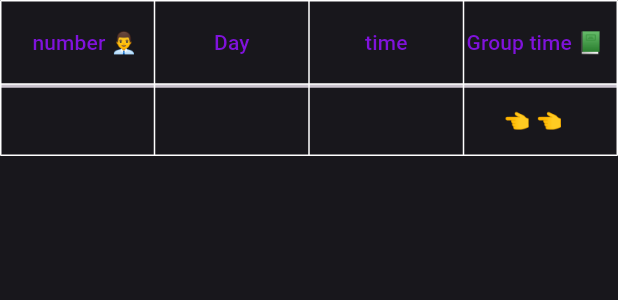
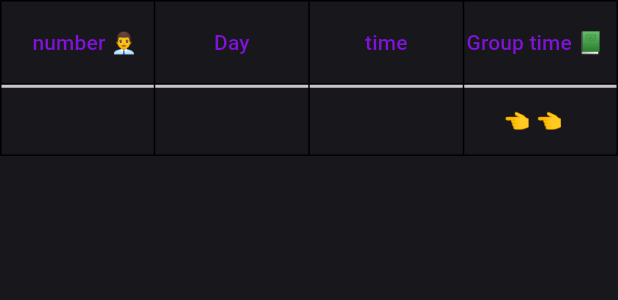
Before and after one commit to Fadyemil/Drosak_App, a Flutter app: the Table widget shown alone on an empty page, opened directly with empty values, on a phone screen of 412 x 824 dp. Shown: the top 300 px of the screen. Run offline on Flutter 3.47's test engine with Material 3 defaults, Android fonts, the phone set to English and light mode, and no system bars; drawn by our look-alikes of data_table_2; our stand-ins replace animated_splash_screen, bloc, curved_navigation_bar, dropdown_button2, flutter_animate, flutter_bloc and 5 more; accounts and stored records are empty.

Commit message:
chage theme in groub_widget.dart

```diff
--- a/lib/presentation_layer/widget/groub_widget.dart/CustomSearchDelegateGroupScreen.dart
+++ b/lib/presentation_layer/widget/groub_widget.dart/CustomSearchDelegateGroupScreen.dart
@@ -55,7 +55,7 @@ class CustomSearchDelegateGroupScreen extends SearchDelegate {
           title: Text(
             result.nameGroub!,
             style: const TextStyle(
-              color: Colors.white,
+              color: Color.fromARGB(249, 27, 126, 240),
             ),
           ),
           onTap: () {
@@ -90,7 +90,7 @@ class CustomSearchDelegateGroupScreen extends SearchDelegate {
           title: Text(
             result.nameGroub!,
             style: TextStyle(
-              color: Colors.white,
+              color: Color.fromARGB(249, 27, 126, 240),
             ),
           ),
           onTap: () {
--- a/lib/presentation_layer/widget/groub_widget.dart/groub_item_body.dart
+++ b/lib/presentation_layer/widget/groub_widget.dart/groub_item_body.dart
@@ -1,4 +1,5 @@
 import 'package:data_table_2/data_table_2.dart';
+import 'package:drosak/business_logic_layer/cubit/app_theme_cubit.dart';
 import 'package:drosak/business_logic_layer/groub/groub_cubit.dart';
 import 'package:drosak/core/const/color_const.dart';
 import 'package:drosak/data_layer/models/groub_model.dart';
@@ -17,6 +18,8 @@ class GroubItemBody extends StatelessWidget {
 
   @override
   Widget build(BuildContext context) {
+    var themeState = context.watch<AppThemeCubit>().state;
+    bool isDarkMode = themeState is DarkCubit;
     Size size = MediaQuery.sizeOf(context);
     var data = context.read<GroubCubit>().GroubList;
     return Container(
@@ -58,10 +61,10 @@ class GroubItemBody extends StatelessWidget {
           children: [
             Text(
               "${data?[index].edLevel ?? ''} / ${data?[index].nameGroub ?? ""}",
-              style: const TextStyle(
+              style: TextStyle(
                 fontSize: 16,
                 fontWeight: FontWeight.w800,
-                color: Colors.white,
+                color: isDarkMode ? Colors.white : Colors.black,
               ),
             ),
             const SizedBox(height: 6),
@@ -78,7 +81,8 @@ class GroubItemBody extends StatelessWidget {
               maxLines: 3,
               overflow: TextOverflow.ellipsis,
               style: TextStyle(
-                color: ColorConst.kWhiteColor.withOpacity(0.5),
+                color:
+                    isDarkMode ? Colors.white.withOpacity(0.5) : Colors.black87,
                 fontSize: 14,
               ),
             ),
@@ -132,10 +136,12 @@ class Table extends StatelessWidget {
 
   @override
   Widget build(BuildContext context) {
+    var themeState = context.watch<AppThemeCubit>().state;
+    bool isDarkMode = themeState is DarkCubit;
     return DataTable2(
       border: TableBorder.all(
         width: 1,
-        color: Colors.white,
+        color: isDarkMode ? Colors.white : Colors.black,
       ),
       columnSpacing: 4,
       horizontalMargin: 12,
@@ -186,19 +192,25 @@ class Table extends StatelessWidget {
             DataCell(Center(
               child: Text(
                 groubModel.numberStudent ?? 'number studen',
-                style: const TextStyle(color: ColorConst.kWhiteColor),
+                style: TextStyle(
+                  color: isDarkMode ? Colors.white : Colors.black,
+                ),
               ),
             )),
             DataCell(Center(
               child: Text(
                 groubModel.day ?? 'day',
-                style: const TextStyle(color: ColorConst.kWhiteColor),
+                style: TextStyle(
+                  color: isDarkMode ? Colors.white : Colors.black,
+                ),
               ),
             )),
             DataCell(Center(
               child: Text(
                 groubModel.timePacker ?? 'time',
-                style: const TextStyle(color: ColorConst.kWhiteColor),
+                style: TextStyle(
+                  color: isDarkMode ? Colors.white : Colors.black,
+                ),
               ),
             )),
             const DataCell(Center(
```
